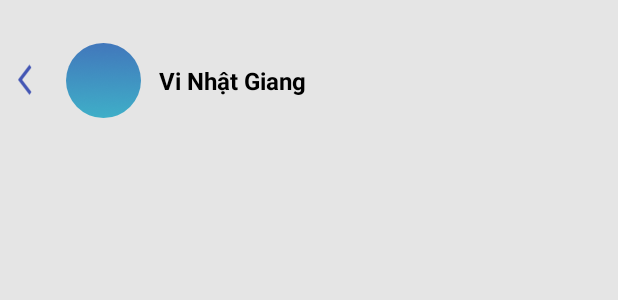
After one commit to giangChat/ChatDivision1, an Android app: the layout fragment_chat.xml on its own in the app's theme, with its tools: preview values and no code run, on a phone screen of 412 x 824 dp. The commit adds this screen. Shown: the top 300 px of the screen. Run offline under Robolectric (Android 15) with nearby library versions, the phone set to English and light mode, and no system bars.

Commit message:
VNG Home Chat

```diff
--- /dev/null
+++ b/app/src/main/java/com/rikkei/training/chat/ui/ChatFragment.java
@@ -0,0 +1,6 @@
+package com.rikkei.training.chat.ui;
+
+import androidx.fragment.app.Fragment;
+
+public class ChatFragment extends Fragment {
+}
--- a/app/src/main/java/com/rikkei/training/chat/ui/LoginFragment.java
+++ b/app/src/main/java/com/rikkei/training/chat/ui/LoginFragment.java
@@ -114,7 +114,7 @@ public class LoginFragment extends Fragment {
         tvDK.setOnClickListener(new View.OnClickListener() {
             @Override
             public void onClick(View view) {
-                loginRegisterActivity.goToRegisterFragment();
+                loginRegisterActivity.goToFragment(new RegisterFragment());
             }
         });
 
@@ -132,7 +132,6 @@ public class LoginFragment extends Fragment {
                 } else {
 
                 }
-
             }
         });
     }
--- a/app/src/main/java/com/rikkei/training/chat/ui/RegisterFragment.java
+++ b/app/src/main/java/com/rikkei/training/chat/ui/RegisterFragment.java
@@ -29,8 +29,6 @@ import com.google.firebase.database.FirebaseDatabase;
 import com.google.firebase.database.annotations.NotNull;
 import com.rikkei.training.chat.R;
 import com.rikkei.training.chat.modle.User;
-
-
 
 
 public class RegisterFragment extends Fragment {
@@ -149,7 +147,7 @@ public class RegisterFragment extends Fragment {
         imgBack.setOnClickListener(new View.OnClickListener() {
             @Override
             public void onClick(View v) {
-                loginRegisterActivity.goToLoginFragment();
+                loginRegisterActivity.goToFragment(new LoginFragment());
             }
         });
 
--- a/app/src/main/res/drawable/backward_arrow1.xml
+++ b/app/src/main/res/drawable/backward_arrow1.xml
@@ -1,5 +1,5 @@
-<vector android:autoMirrored="true" android:height="24dp"
-    android:tint="#4356B4" android:viewportHeight="24"
-    android:viewportWidth="24" android:width="24dp" xmlns:android="http://schemas.android.com/apk/res/android">
+<vector android:autoMirrored="true" android:height="25dp"
+    android:tint="#4356B4" android:viewportHeight="25"
+    android:viewportWidth="26" android:width="20dp" xmlns:android="http://schemas.android.com/apk/res/android">
     <path android:fillColor="@android:color/white" android:pathData="M11.67,3.87L9.9,2.1 0,12l9.9,9.9 1.77,-1.77L3.54,12z"/>
 </vector>
--- /dev/null
+++ b/app/src/main/res/layout/fragment_chat.xml
@@ -0,0 +1,64 @@
+<?xml version="1.0" encoding="utf-8"?>
+<androidx.constraintlayout.widget.ConstraintLayout xmlns:android="http://schemas.android.com/apk/res/android"
+    xmlns:app="http://schemas.android.com/apk/res-auto"
+    xmlns:tools="http://schemas.android.com/tools"
+    android:layout_width="match_parent"
+    android:layout_height="match_parent"
+    android:background="#E5E5E5">
+
+    <androidx.constraintlayout.widget.Guideline
+        android:id="@+id/guideline01"
+        android:layout_width="match_parent"
+        android:layout_height="match_parent"
+        android:orientation="horizontal"
+        app:layout_constraintGuide_percent="0.03" />
+
+    <androidx.constraintlayout.widget.Guideline
+        android:id="@+id/guideline02"
+        android:layout_width="match_parent"
+        android:layout_height="match_parent"
+        android:orientation="horizontal"
+        app:layout_constraintGuide_percent="0.1" />
+
+
+    <LinearLayout
+        android:layout_width="0dp"
+        android:layout_height="0dp"
+        android:orientation="horizontal"
+        app:layout_constraintBottom_toBottomOf="@id/guideline02"
+        app:layout_constraintEnd_toEndOf="parent"
+        app:layout_constraintStart_toStartOf="parent"
+        app:layout_constraintTop_toTopOf="@id/guideline01">
+
+        <ImageView
+            android:id="@+id/imgBack"
+            android:layout_width="20dp"
+            android:layout_height="match_parent"
+            android:layout_marginLeft="12dp"
+            android:src="@drawable/backward_arrow1" />
+
+        <de.hdodenhof.circleimageview.CircleImageView
+            android:id="@+id/imgUser"
+            android:layout_width="50dp"
+            android:layout_height="match_parent"
+            android:layout_alignParentLeft="true"
+            android:layout_centerInParent="true"
+            android:layout_marginLeft="12dp"
+            android:src="@drawable/bg" />
+
+        <TextView
+            android:id="@+id/tvUserName"
+            android:layout_width="wrap_content"
+            android:layout_height="match_parent"
+            android:layout_centerInParent="true"
+            android:layout_marginLeft="12dp"
+            android:gravity="center"
+            android:text="Vi Nhật Giang"
+            android:textColor="@color/black"
+            android:textSize="16sp"
+            android:textStyle="bold" />
+
+    </LinearLayout>
+
+
+</androidx.constraintlayout.widget.ConstraintLayout>
--- a/app/src/main/res/layout/login_fragment.xml
+++ b/app/src/main/res/layout/login_fragment.xml
@@ -4,14 +4,13 @@
     xmlns:tools="http://schemas.android.com/tools"
     android:layout_width="match_parent"
     android:layout_height="match_parent"
-    android:background="#E5E5E5"
     >
     <ImageView
         android:id="@+id/imageView"
         android:layout_width="124dp"
         android:layout_height="124dp"
         android:layout_marginLeft="30dp"
-        android:layout_marginTop="100dp"
+        android:layout_marginTop="50dp"
         android:src="@drawable/mail"
         app:layout_constraintLeft_toLeftOf="parent"
         app:layout_constraintTop_toTopOf="parent"
@@ -65,6 +64,8 @@
         android:layout_marginLeft="25dp"
         android:layout_marginRight="25dp"
         android:drawableEnd="@drawable/ic_outline_email_24"
+        android:inputType="text"
+        android:singleLine="true"
         android:hint="youremail@gmail.com"
         android:textColor="@color/black"
         android:maxLines="1"
```
Also changed, not shown: app/src/main/java/com/rikkei/training/chat/modle/Messages.java (added, +16 -0 lines), app/src/main/java/com/rikkei/training/chat/ui/HomeChatactivity.java (added, +7 -0 lines), app/src/main/java/com/rikkei/training/chat/ui/LoginRegisterActivity.java (+2 -7 lines), app/src/main/res/layout/fragment_home_chat.xml (added, +61 -0 lines), app/src/main/res/layout/item_list_chat.xml (added, +47 -0 lines), app/src/main/java/com/rikkei/training/chat/ui/AllFriendsFragment.java (line endings or trailing spaces), app/src/main/res/drawable/create_new_message.png (added), app/src/main/res/drawable/no_img.png (added).
